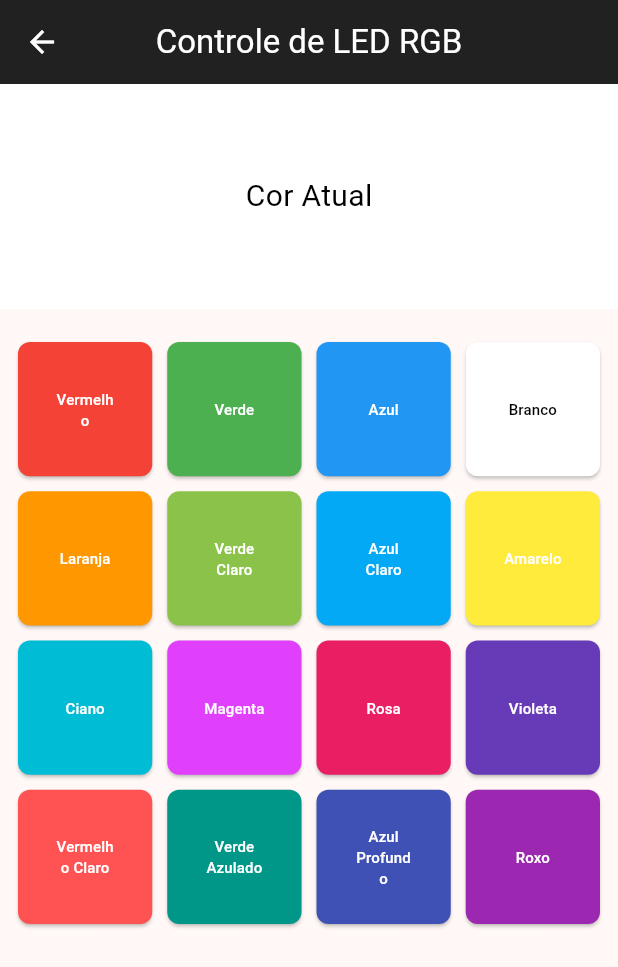
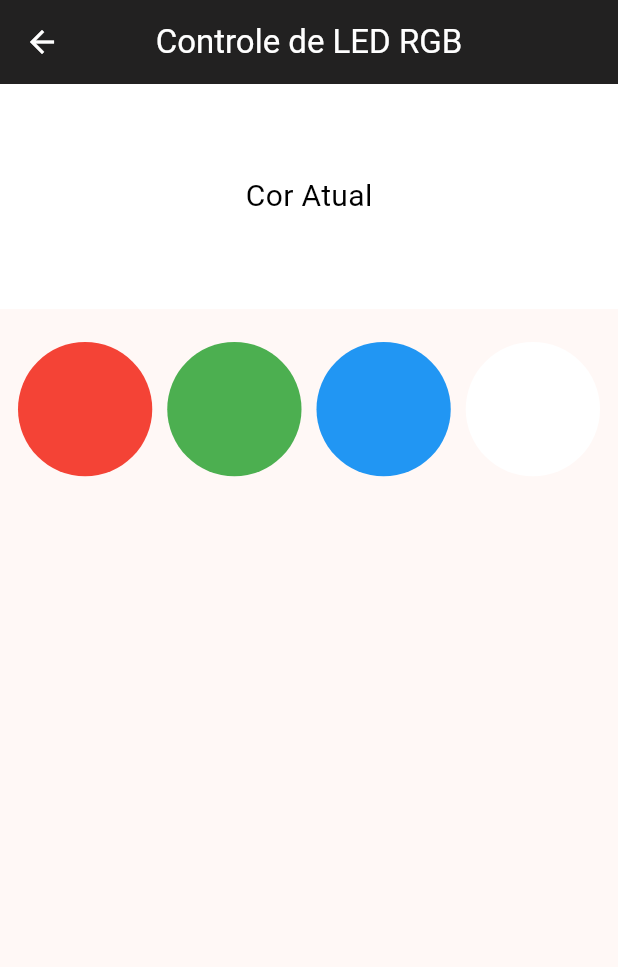
Before and after one commit to im-fernanda/home-sense, a Flutter app: the LedRGBScreen screen opened directly with empty values, on a phone screen of 412 x 824 dp. Shown: the top 967 px of the screen. Run offline on Flutter 3.47's test engine with Material 3 defaults, Android fonts, the phone set to English and light mode, and no system bars; our stand-ins replace firebase_auth, firebase_core, firebase_database, geolocator; accounts and stored records are empty.

Commit message:
fix: led rgb screen

```diff
--- a/lib/ui/pages/led_rbg_screen.dart
+++ b/lib/ui/pages/led_rbg_screen.dart
@@ -11,28 +11,16 @@ class LedRGBScreen extends StatefulWidget {
 }
 
 class _LedRGBScreenState extends State<LedRGBScreen> {
-
   final DatabaseReference _db = FirebaseDatabase.instance.ref();
 
   Color selectedColor = Colors.white;
 
-  final List<Map<String, dynamic>> colors = [
-    {'name': 'Vermelho', 'color': Colors.red},
-    {'name': 'Verde', 'color': Colors.green},
-    {'name': 'Azul', 'color': Colors.blue},
-    {'name': 'Branco', 'color': Colors.white},
-    {'name': 'Laranja', 'color': Colors.orange},
-    {'name': 'Verde Claro', 'color': Colors.lightGreen},
-    {'name': 'Azul Claro', 'color': Colors.lightBlue},
-    {'name': 'Amarelo', 'color': Colors.yellow},
-    {'name': 'Ciano', 'color': Colors.cyan},
-    {'name': 'Magenta', 'color': Colors.purpleAccent},
-    {'name': 'Rosa', 'color': Colors.pink},
-    {'name': 'Violeta', 'color': Colors.deepPurple},
-    {'name': 'Vermelho Claro', 'color': Colors.redAccent},
-    {'name': 'Verde Azulado', 'color': Colors.teal},
-    {'name': 'Azul Profundo', 'color': Colors.indigo},
-    {'name': 'Roxo', 'color': Colors.purple},
+  // Lista de cores com apenas vermelho, verde, azul e branco
+  final List<Color> colors = [
+    Colors.red,
+    Colors.green,
+    Colors.blue,
+    Colors.white,
   ];
 
   @override
@@ -60,7 +48,7 @@ class _LedRGBScreenState extends State<LedRGBScreen> {
           ),
           const SizedBox(height: 10),
 
-          // Grade com botões de cores
+          // Grade com círculos para seleção de cor
           Expanded(
             child: GridView.builder(
               padding: const EdgeInsets.all(12),
@@ -71,28 +59,19 @@ class _LedRGBScreenState extends State<LedRGBScreen> {
               ),
               itemCount: colors.length,
               itemBuilder: (context, index) {
-                return ElevatedButton(
-                  onPressed: () {
-                    _db.child("comodos/${widget.thisScreen}/atuadores/lampada-rgb/cor").set(colors[index]['name']);
+                return GestureDetector(
+                  onTap: () {
+                    _db
+                        .child(
+                            "comodos/${widget.thisScreen}/atuadores/lampada-rgb/cor")
+                        .set(colors[index].toString());
                     setState(() {
-                      selectedColor = colors[index]['color'];
+                      selectedColor = colors[index];
                     });
                   },
-                  style: ElevatedButton.styleFrom(
-                    backgroundColor: colors[index]['color'],
-                    shape: RoundedRectangleBorder(
-                      borderRadius: BorderRadius.circular(8),
-                    ),
-                  ),
-                  child: Text(
-                    colors[index]['name'],
-                    textAlign: TextAlign.center,
-                    style: TextStyle(
-                      color: colors[index]['color'] == Colors.white
-                          ? Colors.black
-                          : Colors.white,
-                      fontSize: 10,
-                    ),
+                  child: CircleAvatar(
+                    radius: 30,
+                    backgroundColor: colors[index],
                   ),
                 );
               },
```
